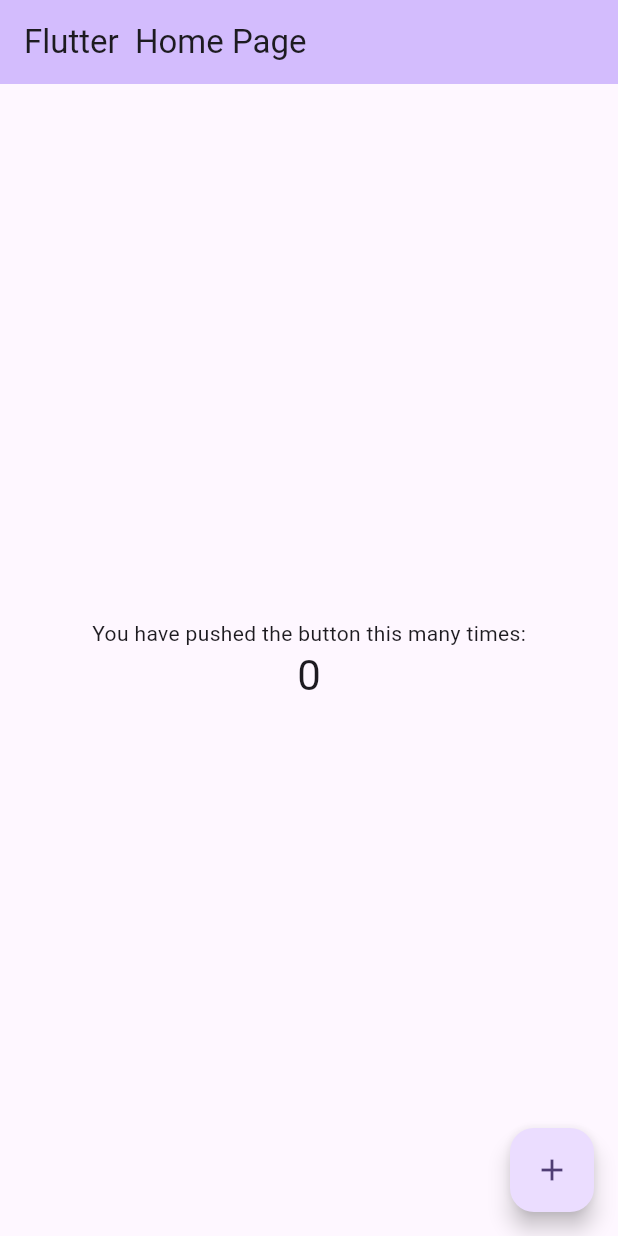
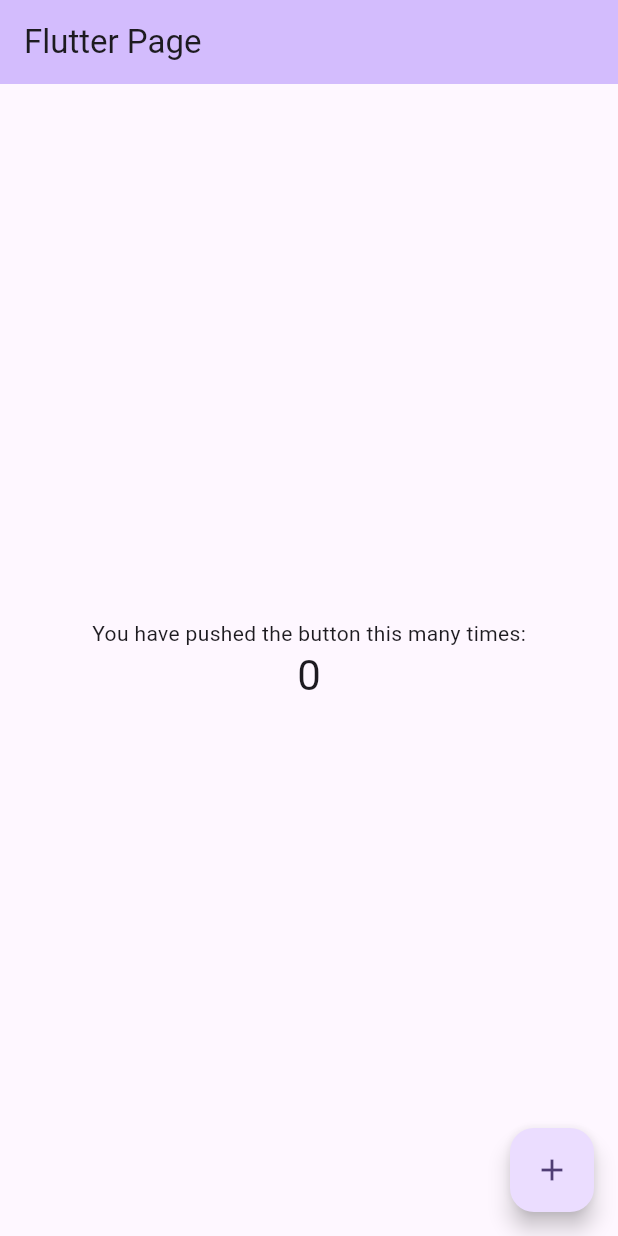
Before and after one commit to Myat-Ko-Ko-Oo/-flutter-practive, a Flutter app: the screen it shows after launch, on a phone screen of 412 x 824 dp. Run offline on Flutter 3.47's test engine with Material 3 defaults, Android fonts, the phone set to English and light mode, and no system bars.

Commit message:
2/1/2025

```diff
--- a/lib/main.dart
+++ b/lib/main.dart
@@ -31,7 +31,7 @@ class MyApp extends StatelessWidget {
         colorScheme: ColorScheme.fromSeed(seedColor: Colors.deepPurple),
         useMaterial3: true,
       ),
-      home: const MyHomePage(title: 'Flutter  Home Page'),
+      home: const MyHomePage(title: 'Flutter Page'),
     );
   }
 }
```
